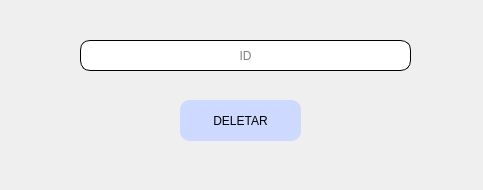
First picture: the form in telaDelete.ui, repository TheRealsz/ToDoList, before the edit.
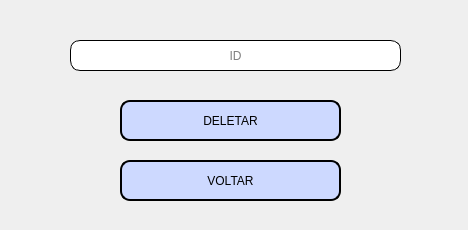
Second picture: the form after the edit.

What changed in the file:
```diff
--- a/telaDelete.ui
+++ b/telaDelete.ui
@@ -6,8 +6,8 @@
    <rect>
     <x>0</x>
     <y>0</y>
-    <width>483</width>
-    <height>190</height>
+    <width>468</width>
+    <height>230</height>
    </rect>
   </property>
   <property name="windowTitle">
@@ -16,7 +16,7 @@
   <widget class="QLineEdit" name="inputID">
    <property name="geometry">
     <rect>
-     <x>80</x>
+     <x>70</x>
      <y>40</y>
      <width>331</width>
      <height>31</height>
@@ -53,9 +53,9 @@
   <widget class="QPushButton" name="btnDelete">
    <property name="geometry">
     <rect>
-     <x>180</x>
+     <x>120</x>
      <y>100</y>
-     <width>121</width>
+     <width>221</width>
      <height>41</height>
     </rect>
    </property>
@@ -65,12 +65,35 @@
    <property name="styleSheet">
     <string notr="true">border-radius: 10px;
 background-color: rgb(205, 217, 255);
-border-style: outset</string>
+border-style: outset;
+border: 2px solid black;</string>
    </property>
    <property name="text">
     <string>DELETAR</string>
    </property>
   </widget>
+  <widget class="QPushButton" name="btnVoltarTelaMainD">
+   <property name="geometry">
+    <rect>
+     <x>120</x>
+     <y>160</y>
+     <width>221</width>
+     <height>41</height>
+    </rect>
+   </property>
+   <property name="cursor">
+    <cursorShape>PointingHandCursor</cursorShape>
+   </property>
+   <property name="styleSheet">
+    <string notr="true">background-color: rgb(205, 217, 255);
+border-radius: 10px;
+border-style: outset;
+border: 2px solid black;</string>
+   </property>
+   <property name="text">
+    <string>VOLTAR</string>
+   </property>
+  </widget>
  </widget>
  <resources/>
  <connections/>
```
